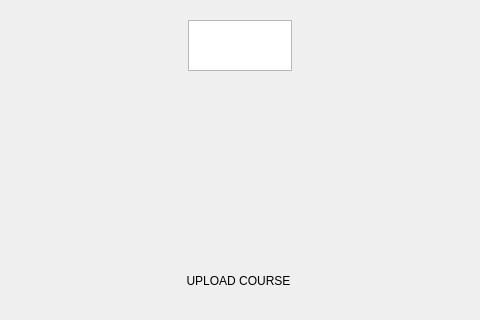
0Abdalla0/courseRegistration, file adminpage.ui: the form before one commit; both pictures show x 132 to 612 and y 0 to 320 of the 1398 by 738 pixel window.
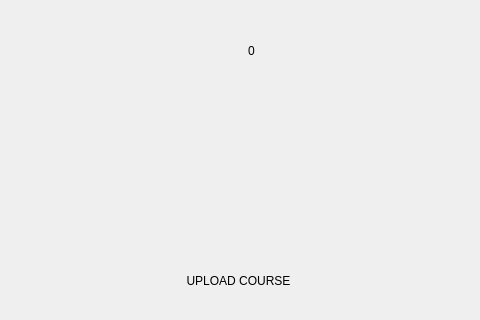
The form after the commit. Icons and pictures are not drawn.

```diff
--- a/adminpage.ui
+++ b/adminpage.ui
@@ -97,19 +97,22 @@
     <string>MANAGE STUDENTS' GRADES</string>
    </property>
   </widget>
-  <widget class="QTextEdit" name="textEdit">
+  <widget class="QLabel" name="coursesCnt">
    <property name="geometry">
     <rect>
-     <x>320</x>
-     <y>20</y>
-     <width>104</width>
-     <height>51</height>
+     <x>380</x>
+     <y>30</y>
+     <width>41</width>
+     <height>41</height>
     </rect>
    </property>
    <property name="styleSheet">
-    <string notr="true">background-image: url(:/imgs/images/white.jpg);
-color:Black;
-</string>
+    <string notr="true">color:black;
+font: 700 26pt &quot;Segoe UI&quot;;
+background-image: url(:/imgs/images/white.jpg);</string>
+   </property>
+   <property name="text">
+    <string>0</string>
    </property>
   </widget>
  </widget>
```
